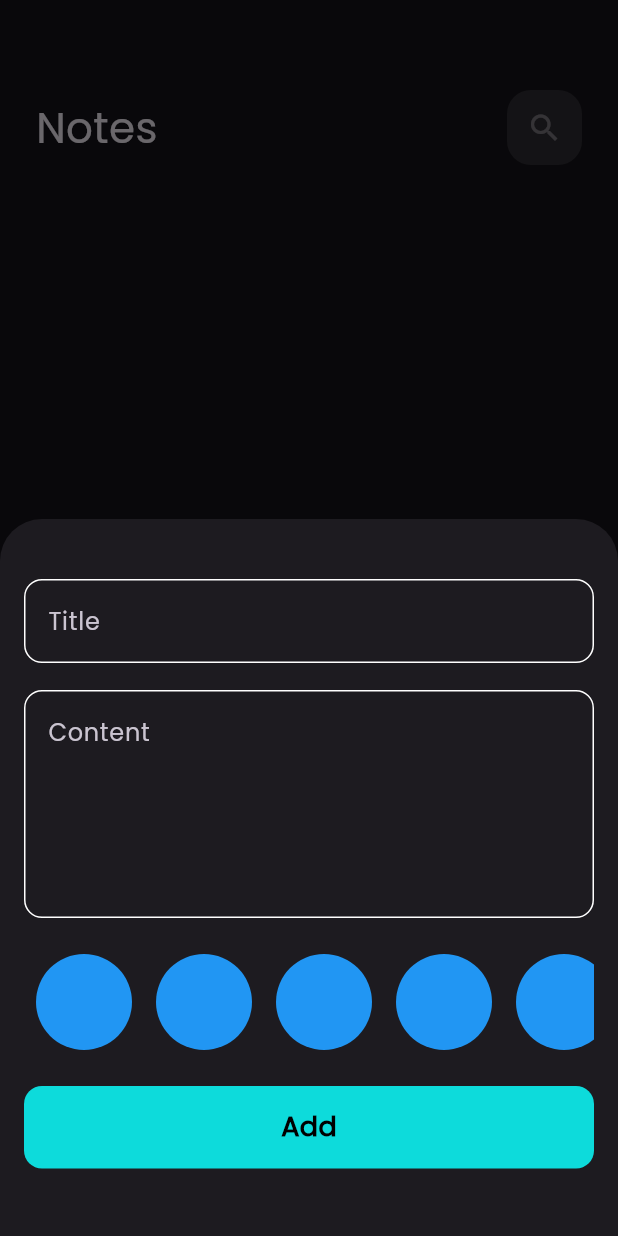
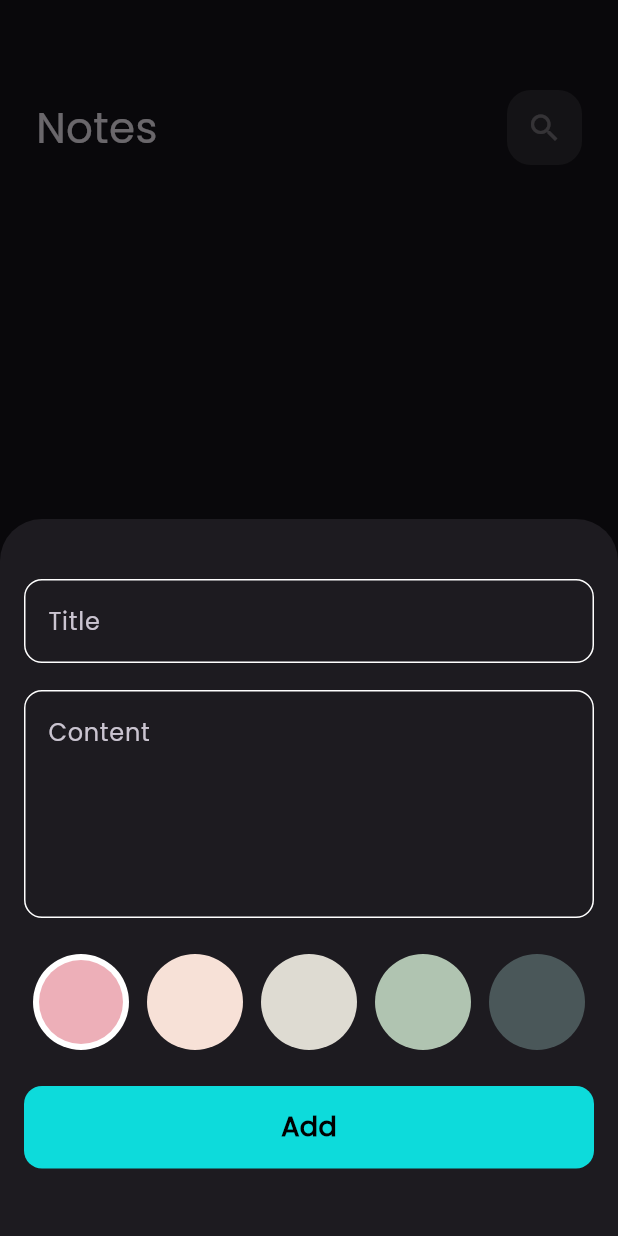
Before and after one commit to Seifmohsen11/notes_app, a Flutter app: the screen it shows after launch, after a tap on the "add" icon, on a phone screen of 412 x 824 dp. Run offline on Flutter 3.47's test engine with Material 3 defaults, Android fonts, the light colour scheme and no system bars; our stand-ins replace bloc, flutter_bloc, font_awesome_flutter, hive, hive_flutter; accounts and stored records are empty.

Commit message:
colors list view part 2

```diff
--- a/lib/views/widgets/colors_list_view.dart
+++ b/lib/views/widgets/colors_list_view.dart
@@ -1,32 +1,65 @@
 import 'package:flutter/material.dart';
 
 class ColorItem extends StatelessWidget {
-  const ColorItem({super.key});
+  const ColorItem({super.key, required this.isActive, required this.color});
+  final bool isActive;
 
+  final Color color;
   @override
   Widget build(BuildContext context) {
-    return const Padding(
-      padding: EdgeInsets.symmetric(horizontal: 8),
-      child: CircleAvatar(
-        backgroundColor: Colors.blue,
-        radius: 32,
-      ),
+    return Padding(
+      padding: const EdgeInsets.symmetric(horizontal: 6),
+      child: isActive
+          ? CircleAvatar(
+              backgroundColor: Colors.white,
+              radius: 32,
+              child: CircleAvatar(
+                backgroundColor: color,
+                radius: 28,
+              ),
+            )
+          : CircleAvatar(
+              backgroundColor: color,
+              radius: 32,
+            ),
     );
   }
 }
 
-class ColorsListView extends StatelessWidget {
+class ColorsListView extends StatefulWidget {
   const ColorsListView({super.key});
 
+  @override
+  State<ColorsListView> createState() => _ColorsListViewState();
+}
+
+class _ColorsListViewState extends State<ColorsListView> {
+  int currentIndex = 0;
+  List<Color> color = const [
+    Color(0xffedafb8),
+    Color(0xfff7e1d7),
+    Color(0xffdedbd2),
+    Color(0xffb0c4b1),
+    Color(0xff4a5759),
+  ];
   @override
   Widget build(BuildContext context) {
     return SizedBox(
       height: 32 * 2,
       child: ListView.builder(
-          itemCount: 10,
+          itemCount: color.length,
           scrollDirection: Axis.horizontal,
           itemBuilder: (context, index) {
-            return const ColorItem();
+            return GestureDetector(
+              onTap: () {
+                currentIndex = index;
+                setState(() {});
+              },
+              child: ColorItem(
+                isActive: currentIndex == index,
+                color: color[index],
+              ),
+            );
           }),
     );
   }
```
